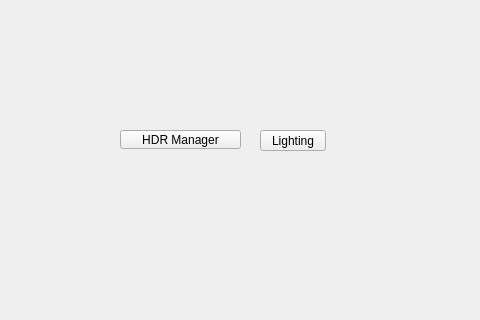
The window that tentacle/ui/lighting#submenu.ui (m3trik/tentacle) describes before a commit, drawn with Qt 5; both pictures show x 0 to 480 and y 150 to 470 of the 600 by 600 pixel window.
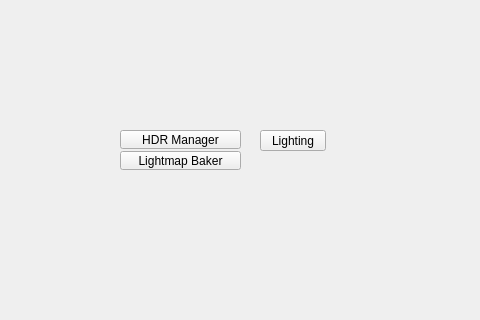
The same window after the commit. Custom widgets are drawn as their Qt base class.

Commit message:
feat(slots): wire Lightmap Baker + Arnold Bridge launch buttons; promote UV lambdas to slots
Lighting b001 launches the new mayatk Lightmap Baker; Materials b026 launches
the new Arnold Bridge (added to the Conversion submenu). UV editor / RizomUV
bridge inline lambdas promoted to named b031/b032 slots so they are testable and
reset-aware. test_lighting pins both lighting launch keys.

The edit to the form file:
```diff
--- a/tentacle/ui/lighting#submenu.ui
+++ b/tentacle/ui/lighting#submenu.ui
@@ -106,6 +106,34 @@
      <string>HDR Manager</string>
     </property>
    </widget>
+   <widget class="PushButton" name="b001">
+    <property name="geometry">
+     <rect>
+      <x>120</x>
+      <y>301</y>
+      <width>121</width>
+      <height>19</height>
+     </rect>
+    </property>
+    <property name="minimumSize">
+     <size>
+      <width>0</width>
+      <height>19</height>
+     </size>
+    </property>
+    <property name="maximumSize">
+     <size>
+      <width>16777215</width>
+      <height>19</height>
+     </size>
+    </property>
+    <property name="toolTip">
+     <string>Bake scene lighting into textures for game engines (Unity).</string>
+    </property>
+    <property name="text">
+     <string>Lightmap Baker</string>
+    </property>
+   </widget>
   </widget>
  </widget>
  <customwidgets>
```
The commit also changes 10 other files.
